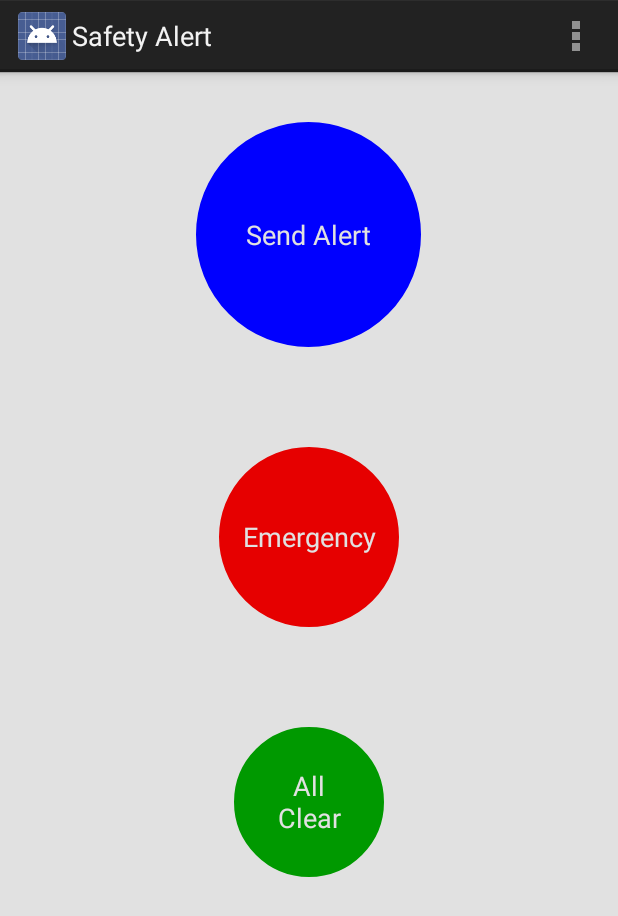
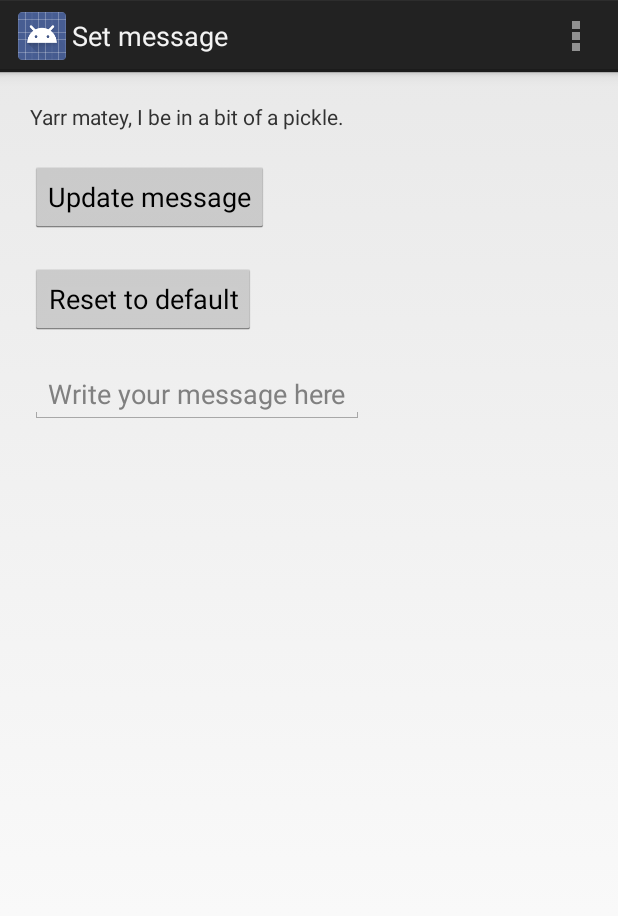
Before and after one commit to kheath/SafetyApp, an Android app: the screen it shows after launch (SMS before the commit, SetMessageActivity after it), in the options menu, after a tap on "Set alert message", on a phone screen of 412 x 824 dp. Shown: the top 916 px of the screen. Run offline under Robolectric (Android 15) with nearby library versions, the phone set to English and light mode, and no system bars; 2 statements that could not run were skipped.

Commit message:
added custom message functionality

```diff
--- a/SMSMessaging/app/src/main/java/myfirstapp/example/com/sms/SMS.java
+++ b/SMSMessaging/app/src/main/java/myfirstapp/example/com/sms/SMS.java
@@ -43,6 +43,7 @@ public class SMS extends Activity
 
     private static final String PREFS = "prefs";
     private static final String PREF_CONTACT_NUMBERS = "numbers";
+    private static final String PREF_MESSAGE = "message";
 
     /** Called when the activity is first created. */
     @Override
@@ -87,10 +88,10 @@ public class SMS extends Activity
                 }
 
                 //if (txtMessage.length()<1)
-                {
-                	txtMessage = "Yarr matey, I be in a bit of a pickle.";
-                }
-                txtMessage = txtMessage + "\n Me location is - \nLat: " + latitude + "\nLong: " + longitude;
+                //{
+                //	txtMessage = "Yarr matey, I be in a bit of a pickle.";
+                //}
+                txtMessage = txtMessage + "\n My location is - \nLat: " + latitude + "\nLong: " + longitude;
 
                 for (int i = 0; i < txtPhoneNos.length; i++) {
                     if (isValidPhoneNumber(txtPhoneNos[i], getApplicationContext())) {
@@ -257,12 +258,11 @@ public class SMS extends Activity
             Intent intent = new Intent(this, SetContactActivity.class);
             startActivity(intent);
             return true;
-        // TODO
-        /*} else if (item.getItemId() == R.id.action_set_message) {
+        } else if (item.getItemId() == R.id.action_set_message) {
             // Starts the Settings activity on top of the current activity
-            Intent intent = new Intent(this, SettingsActivity.class);
+            Intent intent = new Intent(this, SetMessageActivity.class);
             startActivity(intent);
-            return true;*/
+            return true;
         } else {
             return super.onOptionsItemSelected(item);
         }
@@ -274,5 +274,8 @@ public class SMS extends Activity
         SharedPreferences preferences = getSharedPreferences(PREFS, MODE_PRIVATE);
         Set<String> newPhoneNos = preferences.getStringSet(PREF_CONTACT_NUMBERS, new HashSet<String>());
         txtPhoneNos = newPhoneNos.toArray(txtPhoneNos);
+
+        String newMessage = preferences.getString(PREF_MESSAGE, "Yarr matey, I be in a bit of a pickle.");
+        txtMessage = newMessage;
     }
 }
--- /dev/null
+++ b/SMSMessaging/app/src/main/java/myfirstapp/example/com/sms/SetMessageActivity.java
@@ -0,0 +1,99 @@
+package myfirstapp.example.com.sms;
+
+import android.app.Activity;
+import android.content.Intent;
+import android.content.SharedPreferences;
+import android.os.Bundle;
+import android.provider.ContactsContract;
+import android.view.Menu;
+import android.view.MenuItem;
+import android.view.View;
+import android.widget.Button;
+import android.widget.EditText;
+import android.widget.TextView;
+
+import java.util.HashSet;
+import java.util.Set;
+
+import myfirstapp.example.com.sms.R;
+
+public class SetMessageActivity extends Activity {
+
+    Button buttonEdit;
+    Button buttonReset;
+    TextView textViewMessage;
+    EditText editTextMessage;
+    SharedPreferences mSharedPreferences;
+    private static final String PREFS = "prefs";
+    private static final String PREF_MESSAGE = "message";
+
+    @Override
+    protected void onCreate(Bundle savedInstanceState) {
+        super.onCreate(savedInstanceState);
+        setContentView(R.layout.activity_set_message);
+
+        textViewMessage = (TextView) findViewById(R.id.textview_message);
+        editTextMessage = (EditText) findViewById(R.id.edittext_message);
+
+        // Get stored message
+        mSharedPreferences = getSharedPreferences(PREFS, MODE_PRIVATE);
+        final String message = mSharedPreferences.getString(PREF_MESSAGE, "");
+
+        // Set TextView if there's a message in storage
+        if (!message.isEmpty()) {
+            textViewMessage.setText(message);
+        }
+
+        buttonEdit = (Button) findViewById(R.id.button_edit);
+        buttonEdit.setOnClickListener(new View.OnClickListener()
+                                         {
+                                             @Override
+                                             public void onClick(View view) {
+                                                 String input = editTextMessage.getText().toString();
+                                                 textViewMessage.setText(input);
+                                                 SharedPreferences prefs = getSharedPreferences(PREFS, MODE_PRIVATE);
+                                                 SharedPreferences.Editor e = prefs.edit();
+                                                 e.putString(PREF_MESSAGE, input);
+                                                 e.apply();
+                                             }
+                                         }
+        );
+
+        buttonReset = (Button) findViewById(R.id.button_reset);
+        buttonReset.setOnClickListener(new View.OnClickListener()
+                                      {
+                                          @Override
+                                          public void onClick(View view) {
+                                              SharedPreferences prefs = getSharedPreferences(PREFS, MODE_PRIVATE);
+                                              SharedPreferences.Editor e = prefs.edit();
+                                              e.clear();
+                                              e.apply();
+                                              textViewMessage.setText(message);
+                                          }
+                                      }
+        );
+    }
+
+
+    @Override
+    public boolean onCreateOptionsMenu(Menu menu) {
+        // Inflate the menu; this adds items to the action bar if it is present.
+        getMenuInflater().inflate(R.menu.menu_set_message, menu);
+        return true;
+    }
+
+    @Override
+    public boolean onOptionsItemSelected(MenuItem item) {
+        // Handle action bar item clicks here. The action bar will
+        // automatically handle clicks on the Home/Up button, so long
+        // as you specify a parent activity in AndroidManifest.xml.
+        int id = item.getItemId();
+
+        //noinspection SimplifiableIfStatement
+        if (id == R.id.action_settings) {
+            return true;
+        }
+
+        return super.onOptionsItemSelected(item);
+    }
+}
--- /dev/null
+++ b/SMSMessaging/app/src/main/res/layout/activity_set_message.xml
@@ -0,0 +1,41 @@
+<LinearLayout xmlns:android="http://schemas.android.com/apk/res/android"
+    xmlns:tools="http://schemas.android.com/tools"
+    android:layout_width="match_parent"
+    android:layout_height="match_parent"
+    android:orientation="vertical"
+    tools:context="myfirstapp.example.com.sms.SetMessageActivity"
+    >
+
+    <TextView
+        android:layout_width="wrap_content"
+        android:layout_height="wrap_content"
+        android:layout_marginTop="20dp"
+        android:layout_marginLeft="20dp"
+        android:text="@string/default_message"
+        android:id="@+id/textview_message" />
+
+    <Button
+        android:id="@+id/button_edit"
+        android:layout_width="wrap_content"
+        android:layout_height="wrap_content"
+        android:layout_marginTop="20dp"
+        android:layout_marginLeft="20dp"
+        android:text="@string/button_edit" />
+
+    <Button
+        android:id="@+id/button_reset"
+        android:layout_width="wrap_content"
+        android:layout_height="wrap_content"
+        android:layout_marginTop="20dp"
+        android:layout_marginLeft="20dp"
+        android:text="@string/button_reset" />
+
+    <EditText
+        android:id="@+id/edittext_message"
+        android:layout_width="wrap_content"
+        android:layout_height="wrap_content"
+        android:layout_marginTop="20dp"
+        android:layout_marginLeft="20dp"
+        android:hint="@string/message_hint" />
+
+</LinearLayout>
--- /dev/null
+++ b/SMSMessaging/app/src/main/res/menu/menu_set_message.xml
@@ -0,0 +1,6 @@
+<menu xmlns:android="http://schemas.android.com/apk/res/android"
+    xmlns:tools="http://schemas.android.com/tools"
+    tools:context="myfirstapp.example.com.sms.SetMessageActivity">
+    <item android:id="@+id/action_settings" android:title="@string/action_settings"
+        android:orderInCategory="100" android:showAsAction="never" />
+</menu>
--- a/SMSMessaging/app/src/main/res/values/strings.xml
+++ b/SMSMessaging/app/src/main/res/values/strings.xml
@@ -8,18 +8,25 @@
     <string name="default_message">Yarr matey, I be in a bit of a pickle.</string>
 
     <!-- Options menu -->
+    <string name="action_settings">Settings</string>
+    <string name="title_activity_set_contact">Set contacts</string>
     <string name="action_set_contact">Set recipient contacts</string>
-    <string name="action_set_message">Set alert message</string>
     <string name="button_contact">Add contact</string>
     <string name="button_clear">Clear list</string>
+
+    <string name="title_activity_set_message">Set message</string>
+    <string name="action_set_message">Set alert message</string>
+    <string name="button_edit">Update message</string>
+    <string name="button_reset">Reset to default</string>
+    <string name="message_hint">Write your message here</string>
 
     <!-- Second button - call da police -->
     <string name="ohShit">Emergency</string>
 
     <!-- Third button - everything in okay -->
     <string name="itsOkay">All\nClear</string>
-    <string name="title_activity_set_contact">SetContactActivity</string>
-    <string name="hello_world">Hello world!</string>
-    <string name="action_settings">Settings</string>
+
+    <!-- Settings stuff -->
+
 
 </resources>
```
Also changed, not shown: SMSMessaging/app/src/main/AndroidManifest.xml (+13 -4 lines), SMSMessaging/app/src/main/java/myfirstapp/example/com/sms/SetContactActivity.java (+25 -0 lines).
